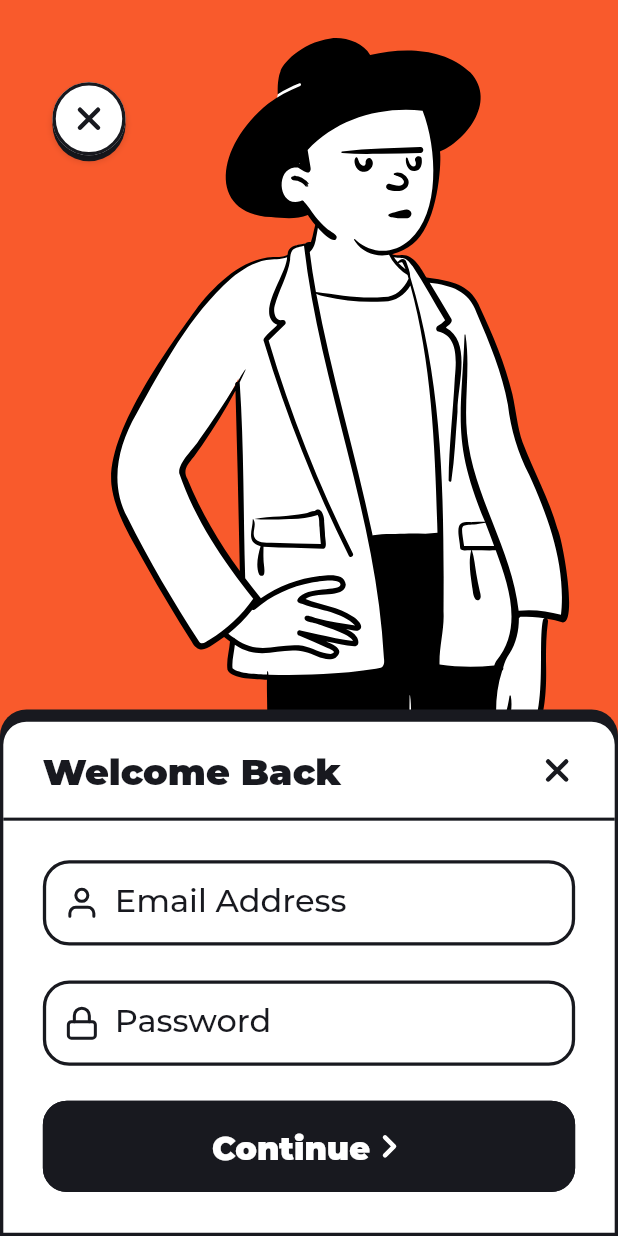
After one commit to serdarpolat/contra_widgets, a Flutter app: the SignIn4 screen opened directly, on a phone screen of 412 x 824 dp. The commit adds this screen. Run offline on Flutter 3.47's test engine with Material 2 defaults, Android fonts, the light colour scheme and no system bars; our stand-ins replace flutter_svg; project files that could hold a hidden picture were left out.

Commit message:
Continue...

```diff
--- a/lib/Views/Auth/SignIn1.dart
+++ b/lib/Views/Auth/SignIn1.dart
@@ -85,7 +85,7 @@ class SignIn1 extends StatelessWidget {
                       mainAxisAlignment: MainAxisAlignment.center,
                       children: [
                         Text(
-                          "Are you new?",
+                          "Are you new? ",
                           style: displayMedium13(context, black),
                         ),
                         TextButton(
--- a/lib/Views/Auth/SignIn2.dart
+++ b/lib/Views/Auth/SignIn2.dart
@@ -77,7 +77,7 @@ class SignIn2 extends StatelessWidget {
                     Row(
                       children: [
                         Text(
-                          "Are you new?",
+                          "Are you new? ",
                           style: displayMedium13(context, black),
                         ),
                         TextButton(
--- /dev/null
+++ b/lib/Views/Auth/SignIn4.dart
@@ -0,0 +1,140 @@
+import 'package:contra_widgets/src/SourcesBox.dart';
+import 'package:flutter/material.dart';
+import 'package:flutter_svg/flutter_svg.dart';
+
+class SignIn4 extends StatelessWidget {
+  const SignIn4({Key? key}) : super(key: key);
+
+  @override
+  Widget build(BuildContext context) {
+    return Scaffold(
+      body: Container(
+        width: w(context),
+        height: h(context),
+        color: red,
+        child: Stack(
+          clipBehavior: Clip.none,
+          children: [
+            Positioned(
+              top: hh(context, -15),
+              left: 31,
+              child: Container(
+                width: w(context),
+                height: ww(context, 842),
+                child: SvgPicture.asset(
+                  "peep-standing-5".getSvgImg,
+                  fit: BoxFit.cover,
+                ),
+              ),
+            ),
+            Container(
+              width: w(context),
+              height: h(context),
+              child: Column(
+                children: [
+                  AuthAppbar(),
+                  Spacer(),
+                  Container(
+                    width: w(context),
+                    height: hh(context, 340),
+                    child: Column(
+                      children: [
+                        Container(
+                          height: hh(context, 64),
+                          padding: horizontal24(context),
+                          child: Row(
+                            mainAxisAlignment: MainAxisAlignment.spaceBetween,
+                            children: [
+                              Text(
+                                "Welcome Back",
+                                style: displayExtraBold24(context, black),
+                              ),
+                              SvgPicture.asset("cross".getIcon),
+                            ],
+                          ),
+                        ),
+                        Divider(
+                          color: black,
+                          height: 1,
+                          thickness: hh(context, 2),
+                        ),
+                        Container(
+                          height: hh(context, 270),
+                          padding: all24(context),
+                          child: Column(
+                            mainAxisAlignment: MainAxisAlignment.spaceBetween,
+                            children: [
+                              InputField(
+                                obsecure: false,
+                                hintText: "Email Address",
+                                prefix: Padding(
+                                  padding: const EdgeInsets.only(
+                                      left: 14, top: 8, bottom: 8, right: 10),
+                                  child: SvgPicture.asset(
+                                    "user".getIcon,
+                                    color: black,
+                                  ),
+                                ),
+                              ),
+                              InputField(
+                                obsecure: true,
+                                hintText: "Password",
+                                prefix: Padding(
+                                  padding: const EdgeInsets.only(
+                                      left: 14, top: 8, bottom: 8, right: 10),
+                                  child: SvgPicture.asset(
+                                    "lock".getIcon,
+                                    color: black,
+                                  ),
+                                ),
+                              ),
+                              BorderedButton(
+                                bgColor: black,
+                                borderColor: black,
+                                height: hh(context, 60),
+                                onTap: () {},
+                                title: Row(
+                                  children: [
+                                    Text(
+                                      "Continue",
+                                      style: displayExtraBold21(context, white),
+                                    ),
+                                    SvgPicture.asset(
+                                      "chevron-right".getIcon,
+                                      color: white,
+                                    ),
+                                  ],
+                                ),
+                              ),
+                            ],
+                          ),
+                        ),
+                      ],
+                    ),
+                    decoration: BoxDecoration(
+                      color: white,
+                      borderRadius: BorderRadius.vertical(
+                        top: Radius.circular(ww(context, 16)),
+                      ),
+                      border: Border.all(
+                        width: ww(context, 2),
+                        color: black,
+                      ),
+                      boxShadow: [
+                        BoxShadow(
+                          color: black,
+                          offset: Offset(0, -6),
+                          blurRadius: 0,
+                        ),
+                      ],
+                    ),
+                  ),
+                ],
+              ),
+            )
+          ],
+        ),
+      ),
+    );
+  }
+}
--- a/lib/main.dart
+++ b/lib/main.dart
@@ -1,6 +1,7 @@
 import 'package:contra_widgets/Views/Auth/SignIn1.dart';
 import 'package:contra_widgets/Views/Auth/SignIn2.dart';
 import 'package:contra_widgets/Views/Auth/SignIn3.dart';
+import 'package:contra_widgets/Views/Auth/SignIn4.dart';
 import 'package:contra_widgets/Views/Onboarding/Onboarding1.dart';
 import 'package:contra_widgets/Views/Onboarding/Onboarding2.dart';
 import 'package:contra_widgets/Views/Onboarding/Onboarding3.dart';
@@ -22,7 +23,7 @@ class MyApp extends StatelessWidget {
         fontFamily: "Montserrat",
         primarySwatch: Colors.blue,
       ),
-      home: SignIn3(),
+      home: Splash(),
     );
   }
 }
--- a/lib/src/Widgets/Basics.dart
+++ b/lib/src/Widgets/Basics.dart
@@ -61,6 +61,14 @@ TextStyle displayExtraBold21(BuildContext context, Color color) => TextStyle(
       height: 1.333,
     );
 
+TextStyle displayExtraBold24(BuildContext context, Color color) => TextStyle(
+      inherit: true,
+      fontSize: hh(context, 24),
+      color: color,
+      fontWeight: FontWeight.w900,
+      height: 1.333,
+    );
+
 TextStyle displayMedium13(BuildContext context, Color color) => TextStyle(
       inherit: true,
       fontSize: hh(context, 13),
--- a/lib/src/Widgets/InputField.dart
+++ b/lib/src/Widgets/InputField.dart
@@ -28,7 +28,7 @@ class InputField extends StatelessWidget {
           hintText: hintText ?? "",
           hintStyle: display21(context, black),
           border: OutlineInputBorder(
-            borderRadius: BorderRadius.circular(ww(context, 16)),
+            borderRadius: BorderRadius.circular(hh(context, 16)),
             borderSide: BorderSide(
               color: black,
               width: ww(context, 2),
```
Also changed, not shown: assets/images/peep-standing-5.svg (added), res/Serdar.png (added), res/Splash.png (added), res/logo-mark.png (added), res/onb1.png (added), res/onb2.png (added), res/onb3.png (added), res/onb4.png (added), res/sign1.png (added), res/sign2.png (added), res/sign3.png (added), res/sign4.png (added), 1 other file.
